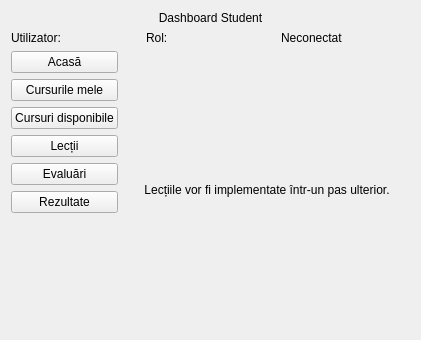
Before: the Qt Designer form gui/StudentDashboard.ui in Cozmin-crypto/EduChainProject, drawn with Qt 5.
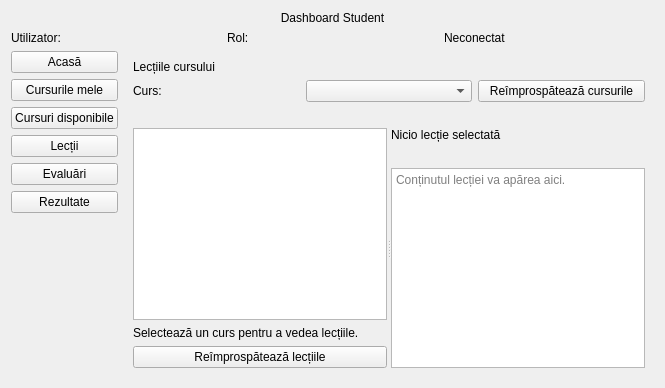
After: the same form once the commit is applied. The open tabs and pages were chosen to show the change.

Commit message: Am adaugat functiile de lectii pentru student

```diff
--- a/gui/StudentDashboard.ui
+++ b/gui/StudentDashboard.ui
@@ -36,7 +36,27 @@
        <item><widget class="QPushButton" name="enrollButton"><property name="text"><string>Înscrie-te</string></property><property name="enabled"><bool>false</bool></property></widget></item>
       </layout></item>
      </layout></widget>
-     <widget class="QWidget" name="lessonsPage"><layout class="QVBoxLayout" name="lessonsLayout"><item><widget class="QLabel" name="lessonsLabel"><property name="text"><string>Lecțiile vor fi implementate într-un pas ulterior.</string></property><property name="alignment"><set>Qt::AlignmentFlag::AlignCenter</set></property></widget></item></layout></widget>
+     <widget class="QWidget" name="lessonsPage"><layout class="QVBoxLayout" name="lessonsLayout">
+      <item><widget class="QLabel" name="lessonsTitleLabel"><property name="text"><string>Lecțiile cursului</string></property></widget></item>
+      <item><layout class="QHBoxLayout" name="lessonCourseLayout">
+       <item><widget class="QLabel" name="lessonCourseLabel"><property name="text"><string>Curs:</string></property></widget></item>
+       <item><widget class="QComboBox" name="lessonCourseCombo"/></item>
+       <item><widget class="QPushButton" name="refreshLessonCoursesButton"><property name="text"><string>Reîmprospătează cursurile</string></property></widget></item>
+      </layout></item>
+      <item><widget class="QLabel" name="lessonCoursesStatusLabel"><property name="text"><string/></property><property name="wordWrap"><bool>true</bool></property></widget></item>
+      <item><widget class="QSplitter" name="lessonsSplitter"><property name="orientation"><enum>Qt::Orientation::Horizontal</enum></property>
+       <widget class="QWidget" name="lessonListPanel"><layout class="QVBoxLayout" name="lessonListLayout">
+        <item><widget class="QListWidget" name="lessonsList"><property name="selectionMode"><enum>QAbstractItemView::SelectionMode::SingleSelection</enum></property></widget></item>
+        <item><widget class="QLabel" name="lessonsStatusLabel"><property name="text"><string>Selectează un curs pentru a vedea lecțiile.</string></property><property name="wordWrap"><bool>true</bool></property></widget></item>
+        <item><widget class="QPushButton" name="refreshLessonsButton"><property name="text"><string>Reîmprospătează lecțiile</string></property></widget></item>
+       </layout></widget>
+       <widget class="QWidget" name="lessonDetailPanel"><layout class="QVBoxLayout" name="lessonDetailLayout">
+        <item><widget class="QLabel" name="lessonTitleLabel"><property name="text"><string>Nicio lecție selectată</string></property><property name="wordWrap"><bool>true</bool></property></widget></item>
+        <item><widget class="QLabel" name="lessonMetadataLabel"><property name="text"><string/></property><property name="wordWrap"><bool>true</bool></property></widget></item>
+        <item><widget class="QTextBrowser" name="lessonContent"><property name="placeholderText"><string>Conținutul lecției va apărea aici.</string></property></widget></item>
+       </layout></widget>
+      </widget></item>
+     </layout></widget>
      <widget class="QWidget" name="evaluationsPage"><layout class="QVBoxLayout" name="evaluationsLayout"><item><widget class="QLabel" name="evaluationsLabel"><property name="text"><string>Evaluările vor fi implementate într-un pas ulterior.</string></property><property name="alignment"><set>Qt::AlignmentFlag::AlignCenter</set></property></widget></item></layout></widget>
      <widget class="QWidget" name="resultsPage"><layout class="QVBoxLayout" name="resultsLayout"><item><widget class="QLabel" name="resultsLabel"><property name="text"><string>Rezultatele vor fi implementate într-un pas ulterior.</string></property><property name="alignment"><set>Qt::AlignmentFlag::AlignCenter</set></property></widget></item></layout></widget>
     </widget></item>
```
The commit also changes 2 other files.
